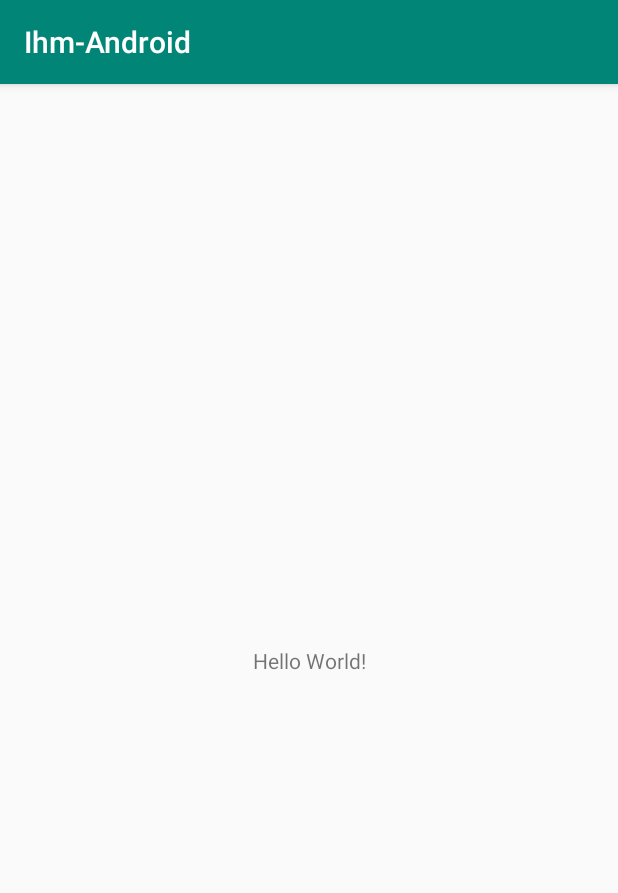
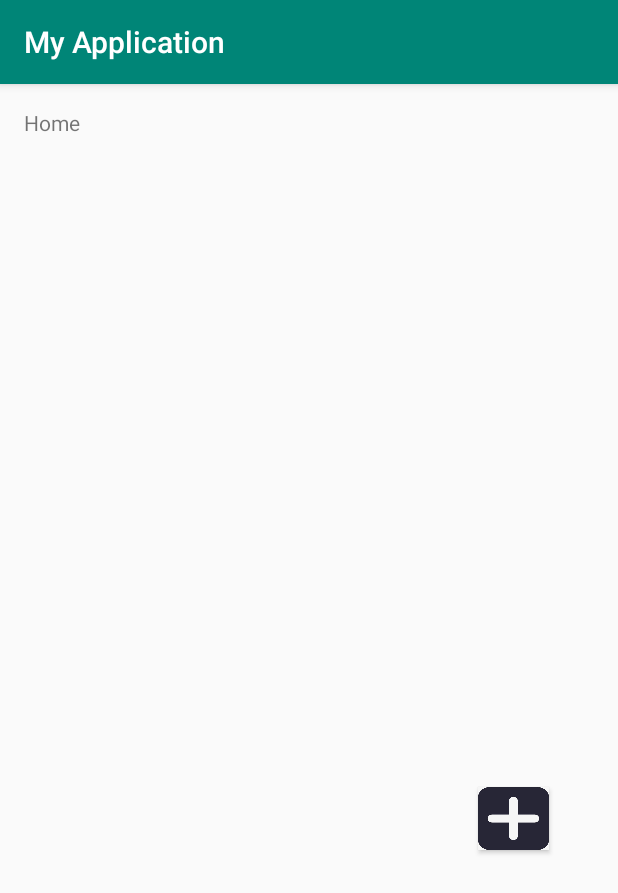
Before and after one commit to wanghanting/ihm-android, an Android app: the screen it shows after launch (MainActivity), on a phone screen of 412 x 824 dp. Shown: the top 893 px of the screen. Run offline under Robolectric (Android 15) with nearby library versions, the phone set to English and light mode, and no system bars.

Commit message:
#1 add une page d'ajouter les aliments

```diff
--- a/app/src/main/AndroidManifest.xml
+++ b/app/src/main/AndroidManifest.xml
@@ -16,6 +16,10 @@
                 <category android:name="android.intent.category.LAUNCHER" />
             </intent-filter>
         </activity>
+        <activity
+            android:name=".AjouterAliment"
+            android:label="Ajouter" >
+        </activity>
     </application>
 
 </manifest>
--- a/app/src/main/java/com/example/ihm_android/MainActivity.java
+++ b/app/src/main/java/com/example/ihm_android/MainActivity.java
@@ -1,13 +1,46 @@
 package com.example.ihm_android;
 
-import android.support.v7.app.AppCompatActivity;
+import android.content.Intent;
 import android.os.Bundle;
 
+import android.support.v7.app.AppCompatActivity;
+import android.view.MenuItem;
+import android.view.View;
+import android.widget.Button;
+import android.widget.ListView;
+import android.widget.TextView;
+
 public class MainActivity extends AppCompatActivity {
+
+    private TextView mTextMessage;
+    private Button ajouterButton;
+    private ListView listView;
 
     @Override
     protected void onCreate(Bundle savedInstanceState) {
         super.onCreate(savedInstanceState);
         setContentView(R.layout.activity_main);
+        mTextMessage = (TextView) findViewById(R.id.message);
+        ajouterButton=(Button) findViewById(R.id.ajoutermain);
+        ajouterButton.setOnClickListener(new View.OnClickListener() {
+            @Override
+            public void onClick(View v) {
+                Intent intent = new Intent();
+                intent.setClass(MainActivity.this, AjouterAliment.class);
+                startActivity(intent);
+
+            }
+        });
+//        listView = (ListView)findViewById(R.id.list_food) ;
+//        ArrayList<Map<String, Object>>  list = new ArrayList<Map<String,Object>>();
+//        for (int i = 0; i < 5; i++) {
+//            Map<String, Object> map = new HashMap<String,Object>();
+//            map.put("image", R.drawable.add);
+//            map.put("username", "wangxiangjun_" + i);
+//            list.add(map);
+//        }
+//        SimpleAdapter adapter = new SimpleAdapter(this,list,R.id.item,new String[] {"image", "username"}, new int[] {R.id.imageView1,R.id.textView1});
+//        listView.setAdapter(adapter);
     }
+
 }
--- a/app/src/main/res/layout/activity_main.xml
+++ b/app/src/main/res/layout/activity_main.xml
@@ -2,17 +2,55 @@
 <android.support.constraint.ConstraintLayout xmlns:android="http://schemas.android.com/apk/res/android"
     xmlns:app="http://schemas.android.com/apk/res-auto"
     xmlns:tools="http://schemas.android.com/tools"
+    android:id="@+id/container"
     android:layout_width="match_parent"
     android:layout_height="match_parent"
     tools:context=".MainActivity">
 
     <TextView
+        android:id="@+id/message"
         android:layout_width="wrap_content"
         android:layout_height="wrap_content"
-        android:text="Hello World!"
-        app:layout_constraintBottom_toBottomOf="parent"
-        app:layout_constraintLeft_toLeftOf="parent"
-        app:layout_constraintRight_toRightOf="parent"
+        android:layout_marginStart="16dp"
+        android:layout_marginTop="@dimen/activity_vertical_margin"
+        android:text="@string/title_home"
+        app:layout_constraintStart_toStartOf="parent"
         app:layout_constraintTop_toTopOf="parent" />
 
+    <Button
+        android:id="@+id/ajoutermain"
+        android:layout_width="47dp"
+        android:layout_height="42dp"
+        android:layout_marginStart="243dp"
+        android:layout_marginTop="400dp"
+        android:layout_marginEnd="25dp"
+        android:layout_marginBottom="189dp"
+        android:background="@drawable/add"
+        android:visibility="visible"
+        app:layout_constraintBottom_toBottomOf="parent"
+        app:layout_constraintEnd_toEndOf="parent"
+        app:layout_constraintHorizontal_bias="0.52"
+        app:layout_constraintStart_toEndOf="@+id/message"
+        app:layout_constraintTop_toTopOf="parent" />
+
+    <ListView
+        android:id="@+id/list_food"
+        android:layout_width="395dp"
+        android:layout_height="200dp"
+        android:layout_marginStart="8dp"
+        android:layout_marginTop="8dp"
+        android:layout_marginEnd="8dp"
+        android:layout_marginBottom="8dp"
+        app:layout_constraintBottom_toTopOf="@+id/ajoutermain"
+        app:layout_constraintEnd_toEndOf="parent"
+        app:layout_constraintStart_toStartOf="parent"
+        app:layout_constraintTop_toBottomOf="@+id/message" />
+
+    <!--<Spinner-->
+        <!--android:id="@+id/spinner"-->
+        <!--android:layout_width="395dp"-->
+        <!--android:layout_height="wrap_content"-->
+        <!--tools:layout_editor_absoluteX="8dp"-->
+        <!--tools:layout_editor_absoluteY="10dp" />-->
+
 </android.support.constraint.ConstraintLayout>
--- /dev/null
+++ b/app/src/main/res/values/dimens.xml
@@ -0,0 +1,5 @@
+<resources>
+    <!-- Default screen margins, per the Android Design guidelines. -->
+    <dimen name="activity_horizontal_margin">16dp</dimen>
+    <dimen name="activity_vertical_margin">16dp</dimen>
+</resources>
```
Also changed, not shown: app/src/main/java/com/example/ihm_android/AjouterAliment.java (added, +70 -0 lines), app/src/main/java/com/example/ihm_android/Aliment.java (added, +10 -0 lines), app/src/main/res/drawable/ic_dashboard_black_24dp.xml (added, +9 -0 lines), app/src/main/res/drawable/ic_home_black_24dp.xml (added, +9 -0 lines), app/src/main/res/drawable/ic_launcher_foreground.xml (added, +34 -0 lines), app/src/main/res/drawable/ic_notifications_black_24dp.xml (added, +9 -0 lines), app/src/main/res/layout/ajouteraliments.xml (added, +91 -0 lines), app/src/main/res/layout/list_item.xml (added, +24 -0 lines), app/src/main/res/values/strings.xml (+8 -1 lines), app/src/main/res/drawable/add.jpg (added).
